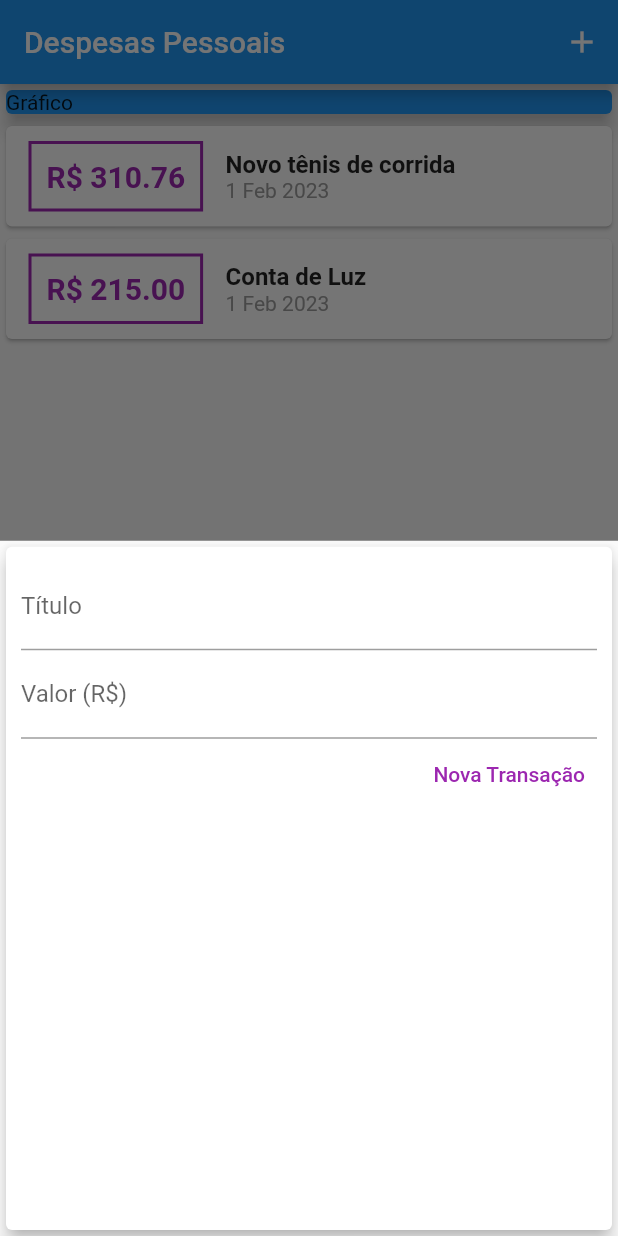
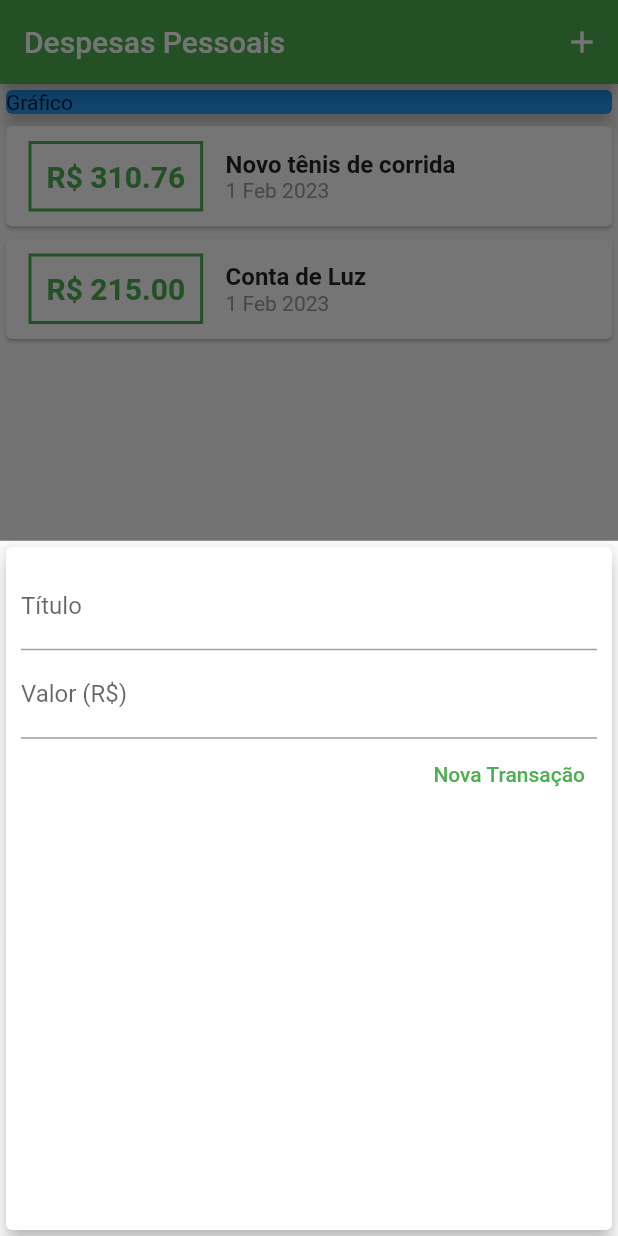
Before and after one commit to brunomarcosluz/app-personal-expenses, a Flutter app: the screen it shows after launch, after a tap on the "add" icon, on a phone screen of 412 x 824 dp. Run offline on Flutter 3.47's test engine with Material 2 defaults, Android fonts, the phone set to English and light mode, and no system bars.

Commit message:
Finalizando modal e definindo tema da aplicação

```diff
--- a/personal_expenses/lib/components/transaction_form.dart
+++ b/personal_expenses/lib/components/transaction_form.dart
@@ -56,7 +56,7 @@ class _TransactionFormState extends State<TransactionForm> {
                 TextButton(
                   style: ButtonStyle(
                     foregroundColor:
-                        MaterialStateProperty.all<Color>(Colors.purple),
+                        MaterialStateProperty.all<Color>(Colors.green),
                   ),
                   child: Text('Nova Transação'),
                   onPressed: _submitForm,
--- a/personal_expenses/lib/components/transaction_list.dart
+++ b/personal_expenses/lib/components/transaction_list.dart
@@ -12,7 +12,7 @@ class TransactionList extends StatelessWidget {
   @override
   Widget build(BuildContext context) {
     return Container(
-      height: 400,
+      height: 1000,
       child: ListView.builder(
         itemCount: transactions.length,
         itemBuilder: (ctx, index) {
@@ -25,7 +25,7 @@ class TransactionList extends StatelessWidget {
                   margin: EdgeInsets.symmetric(horizontal: 15, vertical: 10),
                   decoration: BoxDecoration(
                     border: Border.all(
-                      color: Colors.purple,
+                      color: Theme.of(context).colorScheme.primary,
                       width: 2,
                     ),
                   ),
@@ -35,7 +35,7 @@ class TransactionList extends StatelessWidget {
                     style: TextStyle(
                       fontWeight: FontWeight.bold,
                       fontSize: 20,
-                      color: Colors.purple,
+                       color: Theme.of(context).colorScheme.primary,
                     ),
                   ),
                 ),
--- a/personal_expenses/lib/main.dart
+++ b/personal_expenses/lib/main.dart
@@ -12,8 +12,17 @@ class ExpensesApp extends StatelessWidget {
 
   @override
   Widget build(BuildContext context) {
+
+    final ThemeData tema = ThemeData();
+
     return MaterialApp(
       home: MyHomePage(),
+      theme: tema.copyWith(
+        colorScheme: tema.colorScheme.copyWith(
+          primary: Colors.green,
+          secondary: Colors.blue[900]
+        )
+      )
     );
   }
 }
@@ -50,6 +59,9 @@ class _MyHomePageState extends State<MyHomePage> {
     setState(() {
       _transactions.add(newTransaction);
     });
+
+    Navigator.of(context).pop();
+
   }
 
   _openTransactionFormModal(BuildContext context) {
```
